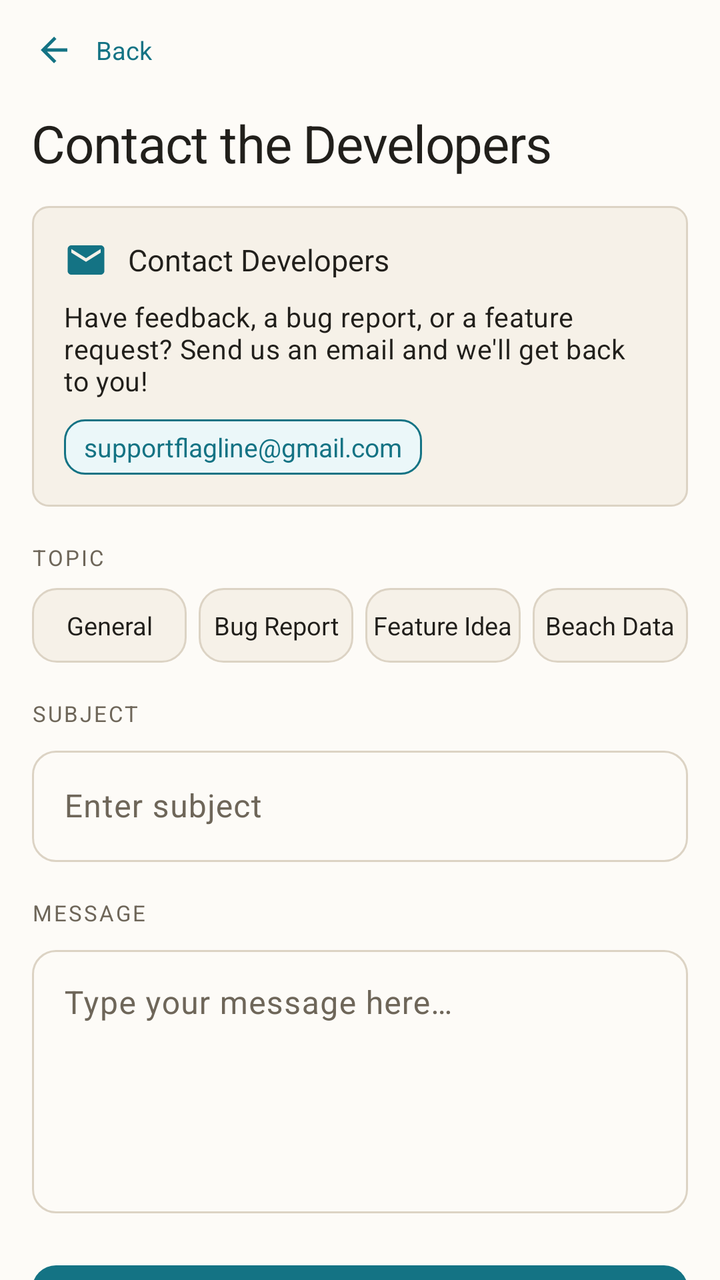
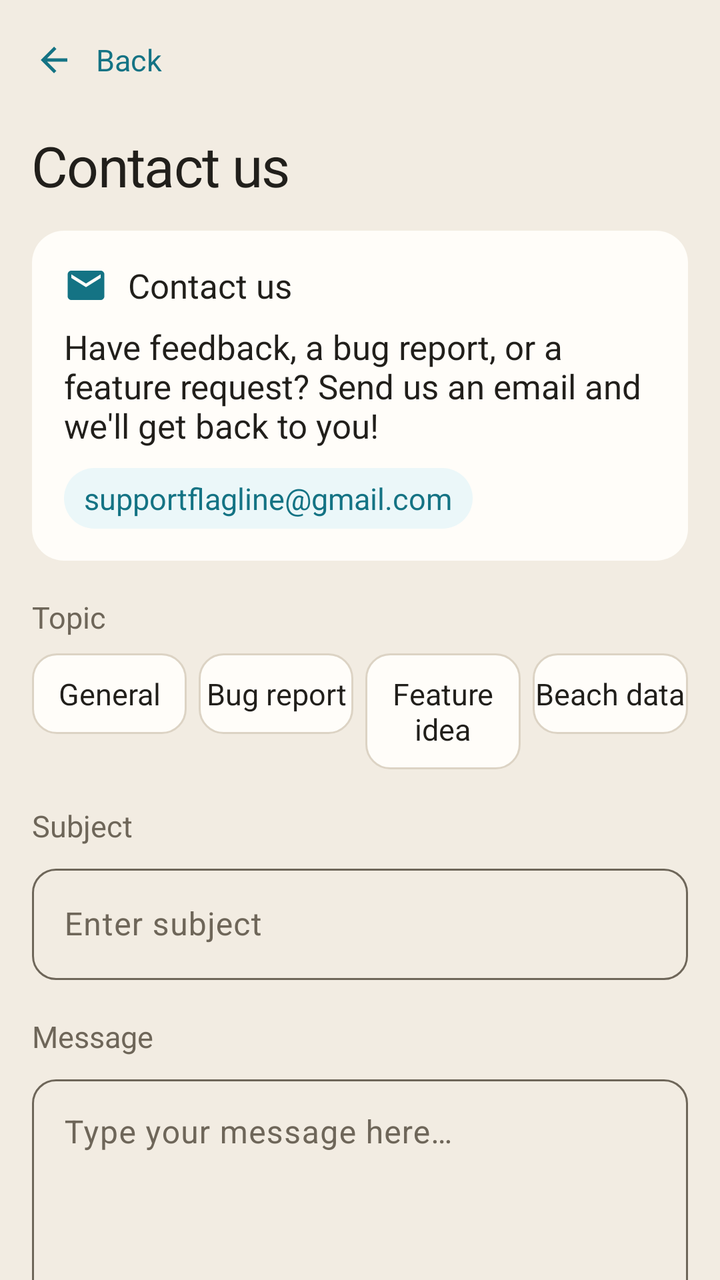

Compare the two renders of this Android layout. The source of the first and the diff that turns it into the second are given below.
<!-- AndroidManifest.xml: activity theme Theme.MyApplication -->
<!-- res/layout/activity_contact_developer.xml -->
<?xml version="1.0" encoding="utf-8"?>
<LinearLayout xmlns:android="http://schemas.android.com/apk/res/android"
    xmlns:app="http://schemas.android.com/apk/res-auto"
    xmlns:tools="http://schemas.android.com/tools"
    android:layout_width="match_parent"
    android:layout_height="match_parent"
    android:background="@color/background"
    android:orientation="vertical">

    <LinearLayout
        android:id="@+id/contactHeader"
        android:layout_width="match_parent"
        android:layout_height="wrap_content"
        android:background="@color/background"
        android:gravity="center_vertical"
        android:orientation="horizontal"
        android:paddingHorizontal="8dp"
        android:paddingTop="6dp"
        android:paddingBottom="6dp">

        <LinearLayout
            android:id="@+id/contactBackButton"
            android:layout_width="wrap_content"
            android:layout_height="wrap_content"
            android:background="?attr/selectableItemBackground"
            android:clickable="true"
            android:focusable="true"
            android:gravity="center_vertical"
            android:orientation="horizontal"
            android:paddingStart="0dp"
            android:paddingEnd="10dp">

            <ImageView
                android:layout_width="38dp"
                android:layout_height="38dp"
                android:contentDescription="@null"
                android:padding="9dp"
                android:src="@drawable/ic_back"
                app:tint="@color/primary" />

            <TextView
                android:layout_width="wrap_content"
                android:layout_height="wrap_content"
                android:layout_marginStart="2dp"
                android:text="@string/back"
                android:textColor="@color/primary"
                android:textSize="12.5sp" />
        </LinearLayout>
    </LinearLayout>

    <androidx.core.widget.NestedScrollView
        android:id="@+id/contactScrollView"
        android:layout_width="match_parent"
        android:layout_height="0dp"
        android:layout_weight="1"
        android:fillViewport="true"
        android:scrollbars="none">

        <LinearLayout
            android:layout_width="match_parent"
            android:layout_height="wrap_content"
            android:orientation="vertical"
            android:paddingHorizontal="16dp"
            android:paddingTop="4dp"
            android:paddingBottom="24dp">

            <TextView
                android:id="@+id/contactTitle"
                android:layout_width="match_parent"
                android:layout_height="wrap_content"
                android:text="@string/contact_intro_title"
                android:textAppearance="@style/TextAppearance.App.Headline" />

            
            <LinearLayout
                android:layout_width="match_parent"
                android:layout_height="wrap_content"
                android:layout_marginTop="14dp"
                android:background="@drawable/bg_surface_card"
                android:orientation="vertical"
                android:padding="16dp">

                <LinearLayout
                    android:layout_width="match_parent"
                    android:layout_height="wrap_content"
                    android:gravity="center_vertical"
                    android:orientation="horizontal">

                    <ImageView
                        android:layout_width="22dp"
                        android:layout_height="22dp"
                        android:contentDescription="@null"
                        android:src="@drawable/ic_mail"
                        app:tint="@color/primary" />

                    <TextView
                        android:layout_width="wrap_content"
                        android:layout_height="wrap_content"
                        android:layout_marginStart="10dp"
                        android:fontFamily="sans-serif-medium"
                        android:text="@string/contact_developers_title"
                        android:textColor="@color/text_primary"
                        android:textSize="15sp" />
                </LinearLayout>

                <TextView
                    android:layout_width="match_parent"
                    android:layout_height="wrap_content"
                    android:layout_marginTop="8dp"
                    android:text="@string/contact_intro_body"
                    android:textAppearance="@style/TextAppearance.App.Body" />

                <TextView
                    android:layout_width="wrap_content"
                    android:layout_height="wrap_content"
                    android:layout_marginTop="10dp"
                    android:background="@drawable/bg_accent_note"
                    android:paddingHorizontal="10dp"
                    android:paddingVertical="5dp"
                    android:text="@string/contact_email_address"
                    android:textColor="@color/primary"
                    android:textSize="13sp"
                    android:fontFamily="sans-serif-medium" />
            </LinearLayout>

            
            <TextView
                android:layout_width="wrap_content"
                android:layout_height="wrap_content"
                android:layout_marginTop="18dp"
                android:text="@string/contact_topic_label"
                android:textAppearance="@style/TextAppearance.App.Caption" />

            <LinearLayout
                android:layout_width="match_parent"
                android:layout_height="wrap_content"
                android:layout_marginTop="8dp"
                android:orientation="horizontal">

                <TextView
                    android:id="@+id/topicGeneral"
                    android:layout_width="0dp"
                    android:layout_height="wrap_content"
                    android:layout_weight="1"
                    android:layout_marginEnd="3dp"
                    android:background="@drawable/bg_choice_card"
                    android:clickable="true"
                    android:focusable="true"
                    android:gravity="center"
                    android:paddingVertical="10dp"
                    android:text="@string/contact_topic_general"
                    android:textColor="@color/text_primary"
                    android:textSize="12.5sp"
                    android:fontFamily="sans-serif-medium" />

                <TextView
                    android:id="@+id/topicBug"
                    android:layout_width="0dp"
                    android:layout_height="wrap_content"
                    android:layout_weight="1"
                    android:layout_marginHorizontal="3dp"
                    android:background="@drawable/bg_choice_card"
                    android:clickable="true"
                    android:focusable="true"
                    android:gravity="center"
                    android:paddingVertical="10dp"
                    android:text="@string/contact_topic_bug"
                    android:textColor="@color/text_primary"
                    android:textSize="12.5sp"
                    android:fontFamily="sans-serif-medium" />

                <TextView
                    android:id="@+id/topicFeature"
                    android:layout_width="0dp"
                    android:layout_height="wrap_content"
                    android:layout_weight="1"
                    android:layout_marginHorizontal="3dp"
                    android:background="@drawable/bg_choice_card"
                    android:clickable="true"
                    android:focusable="true"
                    android:gravity="center"
                    android:paddingVertical="10dp"
                    android:text="@string/contact_topic_feature"
                    android:textColor="@color/text_primary"
                    android:textSize="12.5sp"
                    android:fontFamily="sans-serif-medium" />

                <TextView
                    android:id="@+id/topicData"
                    android:layout_width="0dp"
                    android:layout_height="wrap_content"
                    android:layout_weight="1"
                    android:layout_marginStart="3dp"
                    android:background="@drawable/bg_choice_card"
                    android:clickable="true"
                    android:focusable="true"
                    android:gravity="center"
                    android:paddingVertical="10dp"
                    android:text="@string/contact_topic_data"
                    android:textColor="@color/text_primary"
                    android:textSize="12.5sp"
                    android:fontFamily="sans-serif-medium" />
            </LinearLayout>

            
            <TextView
                android:layout_width="wrap_content"
                android:layout_height="wrap_content"
                android:layout_marginTop="18dp"
                android:text="@string/contact_subject_label"
                android:textAppearance="@style/TextAppearance.App.Caption" />

            <com.google.android.material.textfield.TextInputLayout
                android:layout_width="match_parent"
                android:layout_height="wrap_content"
                android:layout_marginTop="6dp"
                android:hint="@string/contact_subject_hint"
                app:boxCornerRadiusBottomEnd="12dp"
                app:boxCornerRadiusBottomStart="12dp"
                app:boxCornerRadiusTopEnd="12dp"
                app:boxCornerRadiusTopStart="12dp">

                <com.google.android.material.textfield.TextInputEditText
                    android:id="@+id/contactSubject"
                    android:layout_width="match_parent"
                    android:layout_height="wrap_content"
                    android:inputType="textCapSentences|text"
                    android:maxLines="1" />
            </com.google.android.material.textfield.TextInputLayout>

            
            <TextView
                android:layout_width="wrap_content"
                android:layout_height="wrap_content"
                android:layout_marginTop="18dp"
                android:text="@string/contact_message_label"
                android:textAppearance="@style/TextAppearance.App.Caption" />

            <com.google.android.material.textfield.TextInputLayout
                android:layout_width="match_parent"
                android:layout_height="wrap_content"
                android:layout_marginTop="6dp"
                android:hint="@string/contact_message_hint"
                app:boxCornerRadiusBottomEnd="12dp"
                app:boxCornerRadiusBottomStart="12dp"
                app:boxCornerRadiusTopEnd="12dp"
                app:boxCornerRadiusTopStart="12dp">

                <com.google.android.material.textfield.TextInputEditText
                    android:id="@+id/contactMessage"
                    android:layout_width="match_parent"
                    android:layout_height="wrap_content"
                    android:gravity="top|start"
                    android:inputType="textCapSentences|textMultiLine"
                    android:minLines="5"
                    android:maxLines="10" />
            </com.google.android.material.textfield.TextInputLayout>

            
            <com.google.android.material.button.MaterialButton
                android:id="@+id/contactSendButton"
                android:layout_width="match_parent"
                android:layout_height="wrap_content"
                android:layout_marginTop="22dp"
                android:text="@string/contact_send_button"
                android:textSize="15sp"
                app:icon="@drawable/ic_mail"
                app:iconGravity="textStart"
                app:cornerRadius="12dp" />

        </LinearLayout>
    </androidx.core.widget.NestedScrollView>

</LinearLayout>
<!-- resources referenced by this layout -->
<resources>
  <color name="background">#FDFBF7</color>
  <!-- drawable bg_accent_note (drawable) -->
  <?xml version="1.0" encoding="utf-8"?>
  <shape xmlns:android="http://schemas.android.com/apk/res/android"
      android:shape="rectangle">
      <solid android:color="@color/accent_tint" />
      <stroke android:width="1dp" android:color="@color/primary" />
      <corners android:radius="10dp" />
  </shape>
  <!-- drawable bg_surface_card (drawable) -->
  <?xml version="1.0" encoding="utf-8"?>
  <shape xmlns:android="http://schemas.android.com/apk/res/android"
      android:shape="rectangle">
      <solid android:color="@color/surface" />
      <stroke android:width="1dp" android:color="@color/divider" />
      <corners android:radius="8dp" />
  </shape>
  <string name="contact_developers_title">Contact Developers</string>
  <string name="contact_intro_title">Contact the Developers</string>
  <string name="contact_send_button">Send Email</string>
  <string name="contact_topic_bug">Bug Report</string>
  <string name="contact_topic_data">Beach Data</string>
  <string name="contact_topic_feature">Feature Idea</string>
  <style name="TextAppearance.App.Body" parent="TextAppearance.Material3.BodyMedium">
          <item name="android:textSize">13.5sp</item>
          <item name="android:textColor">@color/text_primary</item>
          <item name="android:lineSpacingMultiplier">1.5</item>
      </style>
  <style name="TextAppearance.App.Caption" parent="TextAppearance.Material3.LabelSmall">
          <item name="android:fontFamily">sans-serif</item>
          <item name="android:textSize">11sp</item>
          <item name="android:letterSpacing">0.09</item>
          <item name="android:textAllCaps">true</item>
          <item name="android:textColor">@color/text_secondary</item>
      </style>
  <style name="TextAppearance.App.Headline" parent="TextAppearance.Material3.HeadlineSmall">
          <item name="android:textSize">26sp</item>
          <item name="android:fontFamily">sans-serif-medium</item>
          <item name="android:letterSpacing">-0.015</item>
          <item name="android:textColor">@color/text_primary</item>
      </style>
  <style name="Theme.MyApplication" parent="Theme.Material3.DayNight.NoActionBar">
          <item name="colorPrimary">@color/primary</item>
          <item name="colorOnPrimary">@color/on_primary</item>
          <item name="colorPrimaryContainer">@color/advisor_bg</item>
          <item name="colorOnPrimaryContainer">@color/primary_variant</item>
  
          <item name="colorSecondary">@color/secondary</item>
          <item name="colorOnSecondary">@color/on_secondary</item>
          <item name="colorSecondaryContainer">@color/surface_alt</item>
          <item name="colorOnSecondaryContainer">@color/text_primary</item>
          <item name="colorTertiary">@color/tertiary_gold</item>
          <item name="colorTertiaryContainer">@color/surface_alt</item>
          <item name="colorOnTertiaryContainer">@color/text_primary</item>
  
          <item name="android:colorBackground">@color/background</item>
          <item name="colorSurface">@color/surface</item>
          <item name="colorOnSurface">@color/text_primary</item>
          <item name="colorSurfaceVariant">@color/surface_alt</item>
          <item name="colorOnSurfaceVariant">@color/text_secondary</item>
          <item name="colorSurfaceContainer">@color/surface</item>
          <item name="colorSurfaceContainerLow">@color/surface</item>
          <item name="colorSurfaceContainerLowest">@color/background</item>
          <item name="colorSurfaceContainerHigh">@color/surface_alt</item>
          <item name="colorSurfaceContainerHighest">@color/surface_alt</item>
          <item name="colorOutline">@color/divider</item>
          <item name="colorOutlineVariant">@color/divider</item>
          <item name="colorError">@color/error</item>
  
          
          <item name="shapeAppearanceCornerExtraSmall">@style/ShapeAppearance.App.Corner.ExtraSmall</item>
          <item name="shapeAppearanceCornerSmall">@style/ShapeAppearance.App.Corner.Small</item>
          <item name="shapeAppearanceCornerMedium">@style/ShapeAppearance.App.Corner.Medium</item>
          <item name="shapeAppearanceCornerLarge">@style/ShapeAppearance.App.Corner.Large</item>
          <item name="shapeAppearanceCornerExtraLarge">@style/ShapeAppearance.App.Corner.ExtraLarge</item>
  
          
          <item name="android:fontFamily">sans-serif</item>
          <item name="fontFamily">sans-serif</item>
  
          
          <item name="android:statusBarColor">@android:color/transparent</item>
          <item name="android:navigationBarColor">@color/background</item>
          <item name="android:windowLightStatusBar" tools:targetApi="23">true</item>
          <item name="android:windowLightNavigationBar" tools:targetApi="27">true</item>
  
          <item name="windowActionBar">false</item>
          <item name="windowNoTitle">true</item>
      </style>
  <color name="surface">#F6F1E8</color>
  <color name="error">#E03C21</color>
  <!-- unchanged entries left out for length: 29 -->
</resources>

<!-- the commit's change to res/layout/activity_contact_developer.xml (unified diff, before → after) -->
@@ -20,6 +20,7 @@
 
         <LinearLayout
             android:id="@+id/contactBackButton"
+            android:minHeight="48dp"
             android:layout_width="wrap_content"
             android:layout_height="wrap_content"
             android:background="?attr/selectableItemBackground"
@@ -44,7 +45,7 @@
                 android:layout_marginStart="2dp"
                 android:text="@string/back"
                 android:textColor="@color/primary"
-                android:textSize="12.5sp" />
+                android:textSize="15sp" />
         </LinearLayout>
     </LinearLayout>
 
@@ -100,7 +101,7 @@
                         android:fontFamily="sans-serif-medium"
                         android:text="@string/contact_developers_title"
                         android:textColor="@color/text_primary"
-                        android:textSize="15sp" />
+                        android:textSize="17sp" />
                 </LinearLayout>
 
                 <TextView
@@ -119,7 +120,7 @@
                     android:paddingVertical="5dp"
                     android:text="@string/contact_email_address"
                     android:textColor="@color/primary"
-                    android:textSize="13sp"
+                    android:textSize="15sp"
                     android:fontFamily="sans-serif-medium" />
             </LinearLayout>
 
@@ -150,7 +151,7 @@
                     android:paddingVertical="10dp"
                     android:text="@string/contact_topic_general"
                     android:textColor="@color/text_primary"
-                    android:textSize="12.5sp"
+                    android:textSize="15sp"
                     android:fontFamily="sans-serif-medium" />
 
                 <TextView
@@ -166,7 +167,7 @@
                     android:paddingVertical="10dp"
                     android:text="@string/contact_topic_bug"
                     android:textColor="@color/text_primary"
-                    android:textSize="12.5sp"
+                    android:textSize="15sp"
                     android:fontFamily="sans-serif-medium" />
 
                 <TextView
@@ -182,7 +183,7 @@
                     android:paddingVertical="10dp"
                     android:text="@string/contact_topic_feature"
                     android:textColor="@color/text_primary"
-                    android:textSize="12.5sp"
+                    android:textSize="15sp"
                     android:fontFamily="sans-serif-medium" />
 
                 <TextView
@@ -198,7 +199,7 @@
                     android:paddingVertical="10dp"
                     android:text="@string/contact_topic_data"
                     android:textColor="@color/text_primary"
-                    android:textSize="12.5sp"
+                    android:textSize="15sp"
                     android:fontFamily="sans-serif-medium" />
             </LinearLayout>
 
@@ -263,7 +264,7 @@
                 android:layout_height="wrap_content"
                 android:layout_marginTop="22dp"
                 android:text="@string/contact_send_button"
-                android:textSize="15sp"
+                android:textSize="17sp"
                 app:icon="@drawable/ic_mail"
                 app:iconGravity="textStart"
                 app:cornerRadius="12dp" />
<!-- resource entries referenced after the edit -->
@@ -1,44 +1,43 @@
 <!-- resources referenced by this layout -->
 <resources>
-  <color name="background">#FDFBF7</color>
+  <color name="background">#F2ECE2</color>
   <!-- drawable bg_accent_note (drawable) -->
   <?xml version="1.0" encoding="utf-8"?>
   <shape xmlns:android="http://schemas.android.com/apk/res/android"
       android:shape="rectangle">
       <solid android:color="@color/accent_tint" />
-      <stroke android:width="1dp" android:color="@color/primary" />
-      <corners android:radius="10dp" />
+      <corners android:radius="16dp" />
   </shape>
   <!-- drawable bg_surface_card (drawable) -->
   <?xml version="1.0" encoding="utf-8"?>
   <shape xmlns:android="http://schemas.android.com/apk/res/android"
       android:shape="rectangle">
       <solid android:color="@color/surface" />
-      <stroke android:width="1dp" android:color="@color/divider" />
-      <corners android:radius="8dp" />
+      <corners android:radius="16dp" />
   </shape>
-  <string name="contact_developers_title">Contact Developers</string>
-  <string name="contact_intro_title">Contact the Developers</string>
-  <string name="contact_send_button">Send Email</string>
-  <string name="contact_topic_bug">Bug Report</string>
-  <string name="contact_topic_data">Beach Data</string>
-  <string name="contact_topic_feature">Feature Idea</string>
+  <string name="contact_developers_title">Contact us</string>
+  <string name="contact_intro_title">Contact us</string>
+  <string name="contact_send_button">Send email</string>
+  <string name="contact_topic_bug">Bug report</string>
+  <string name="contact_topic_data">Beach data</string>
+  <string name="contact_topic_feature">Feature idea</string>
   <style name="TextAppearance.App.Body" parent="TextAppearance.Material3.BodyMedium">
-          <item name="android:textSize">13.5sp</item>
+          <item name="android:textSize">17sp</item>
+          <item name="android:letterSpacing">0</item>
           <item name="android:textColor">@color/text_primary</item>
-          <item name="android:lineSpacingMultiplier">1.5</item>
+          <item name="android:lineSpacingMultiplier">1.3</item>
       </style>
   <style name="TextAppearance.App.Caption" parent="TextAppearance.Material3.LabelSmall">
-          <item name="android:fontFamily">sans-serif</item>
-          <item name="android:textSize">11sp</item>
-          <item name="android:letterSpacing">0.09</item>
-          <item name="android:textAllCaps">true</item>
+          <item name="android:fontFamily">sans-serif-medium</item>
+          <item name="android:textSize">15sp</item>
+          <item name="android:letterSpacing">0</item>
+          <item name="android:textAllCaps">false</item>
           <item name="android:textColor">@color/text_secondary</item>
       </style>
   <style name="TextAppearance.App.Headline" parent="TextAppearance.Material3.HeadlineSmall">
-          <item name="android:textSize">26sp</item>
+          <item name="android:textSize">28sp</item>
           <item name="android:fontFamily">sans-serif-medium</item>
-          <item name="android:letterSpacing">-0.015</item>
+          <item name="android:letterSpacing">-0.02</item>
           <item name="android:textColor">@color/text_primary</item>
       </style>
   <style name="Theme.MyApplication" parent="Theme.Material3.DayNight.NoActionBar">
@@ -65,7 +64,8 @@
           <item name="colorSurfaceContainerLowest">@color/background</item>
           <item name="colorSurfaceContainerHigh">@color/surface_alt</item>
           <item name="colorSurfaceContainerHighest">@color/surface_alt</item>
-          <item name="colorOutline">@color/divider</item>
+          
+          <item name="colorOutline">@color/text_secondary</item>
           <item name="colorOutlineVariant">@color/divider</item>
           <item name="colorError">@color/error</item>
   
@@ -86,11 +86,28 @@
           <item name="android:windowLightStatusBar" tools:targetApi="23">true</item>
           <item name="android:windowLightNavigationBar" tools:targetApi="27">true</item>
   
+          
+          <item name="materialButtonStyle">@style/Widget.App.Button</item>
+  
           <item name="windowActionBar">false</item>
           <item name="windowNoTitle">true</item>
       </style>
-  <color name="surface">#F6F1E8</color>
-  <color name="error">#E03C21</color>
+  <color name="surface">#FFFDF9</color>
+  <color name="error">#B42E17</color>
+  <style name="Widget.App.Button" parent="Widget.Material3.Button">
+          <item name="android:minHeight">50dp</item>
+          <item name="android:insetTop">0dp</item>
+          <item name="android:insetBottom">0dp</item>
+          <item name="android:textSize">17sp</item>
+          <item name="android:fontFamily">sans-serif-medium</item>
+          <item name="android:letterSpacing">0</item>
+          <item name="android:textAllCaps">false</item>
+          <item name="cornerRadius">12dp</item>
+          <item name="backgroundTint">@color/primary</item>
+          <item name="android:textColor">@color/on_primary</item>
+          <item name="iconTint">@color/on_primary</item>
+          <item name="elevation">0dp</item>
+      </style>
   <!-- unchanged entries left out for length: 29 -->
 </resources>
 
